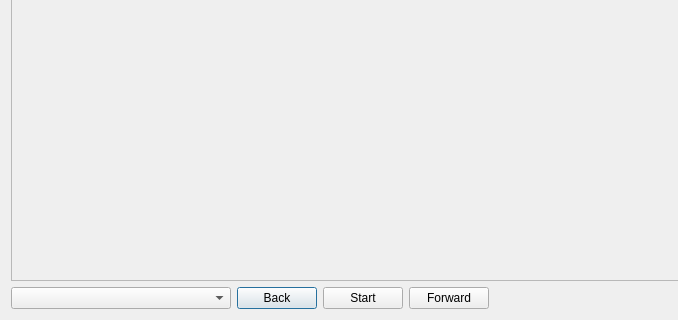
MINIXJR/TTCut-ng, file ui/previewwidget.ui: the form before one commit; both pictures show x 0 to 678 and y 253 to 573 of the 838 by 573 pixel window.
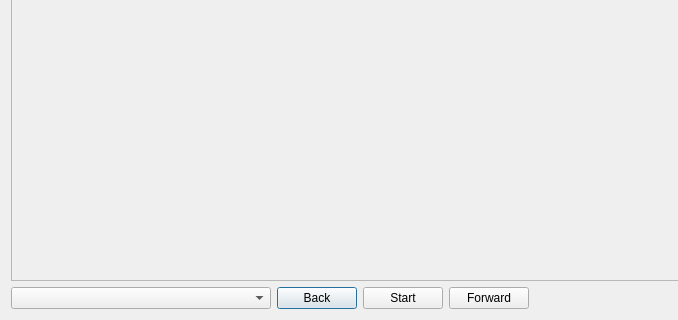
The form after the commit. Icons and pictures are not drawn.

Commit message:
Let the cut selector grow to fit its range
Minimum and maximum width were both pinned to 220 px in the .ui while
the constructor lowered the minimum to 160, so the selector could never
show a full range like "Cut 1-2: 00:33:29 - 00:40:12". Width is now
set once, in the .ui, with no upper bound.

```diff
--- a/ui/previewwidget.ui
+++ b/ui/previewwidget.ui
@@ -43,16 +43,10 @@
        </property>
        <property name="minimumSize" >
         <size>
-         <width>220</width>
+         <width>260</width>
          <height>0</height>
         </size>
        </property>
-       <property name="maximumSize" >
-        <size>
-         <width>220</width>
-         <height>16777215</height>
-        </size>
-       </property>
       </widget>
      </item>
      <item>
```
The commit also changes 1 other file.
